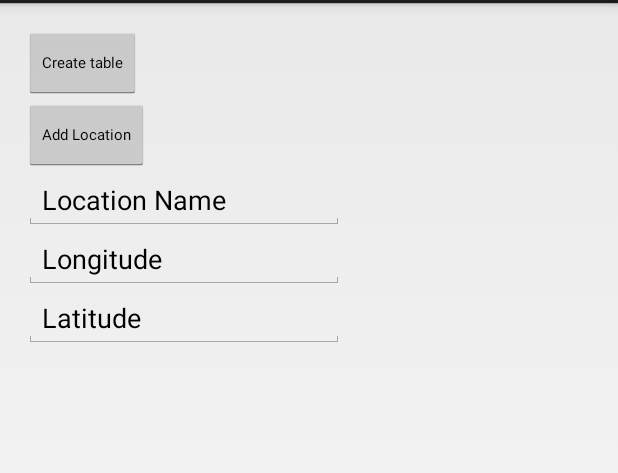
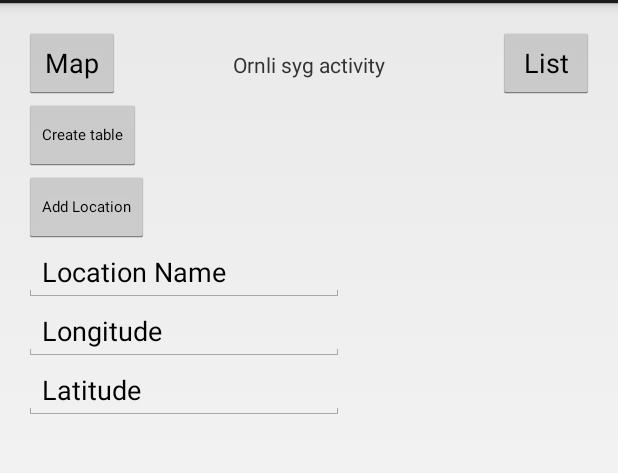
Before and after one commit to mathiasj64/4_AN_ExamApp, an Android app: the screen it shows after launch (MainActivity), after a tap on "Add Location", on a phone screen of 412 x 824 dp, the part 69-542 px from its top. Run offline under Robolectric (Android 15) with nearby library versions, the phone set to English and light mode, and no system bars; libraries missing offline, so code that uses them is left out: com.amitshekhar; 8 statements that could not run were skipped; 3 other taps on this screen came first.

Commit message:
Added fragments

```diff
--- a/app/build.gradle
+++ b/app/build.gradle
@@ -3,12 +3,12 @@ apply plugin: 'kotlin-android'
 apply plugin: 'kotlin-android-extensions'
 
 android {
-    compileSdkVersion 23
+    compileSdkVersion 25
     buildToolsVersion '25.0.0'
     defaultConfig {
         applicationId "dk.cphbusiness.template"
         minSdkVersion 16
-        targetSdkVersion 23
+        targetSdkVersion 25
         versionCode 1
         versionName "1.0"
         testInstrumentationRunner "android.support.test.runner.AndroidJUnitRunner"
@@ -33,6 +33,8 @@ dependencies {
     compile 'com.android.support:appcompat-v7:23.4.0'
     compile "org.jetbrains.anko:anko-sdk15:$anko_version" // sdk15, sdk19, sdk21, sdk23 are available
     compile "org.jetbrains.anko:anko-sqlite:$anko_version"
+    compile 'com.google.android.gms:play-services-maps:10.2.1'
+    compile "com.android.support:design:$support_version"
     debugCompile 'com.amitshekhar.android:debug-db:1.0.0'
     testCompile 'junit:junit:4.12'
     compile "org.jetbrains.kotlin:kotlin-stdlib:$kotlin_version"
--- a/app/src/main/java/dk/cphbusiness/template/MainActivity.kt
+++ b/app/src/main/java/dk/cphbusiness/template/MainActivity.kt
@@ -16,76 +16,24 @@ class MainActivity : Activity() {
     override fun onCreate(savedInstanceState: Bundle?) {
         super.onCreate(savedInstanceState)
         setContentView(R.layout.activity_main)
-        //message.text = "A Kotlin Activity"
 
-        buttonCreateTable.setOnClickListener {
-            toast("Table created")
-            createTable()
+        if (savedInstanceState == null)
+        {
+            fragmentManager.beginTransaction().replace(R.id.contentFrame, MapFragment()).commit()
         }
 
-        buttonAddLocation.setOnClickListener {
-            addLocation()
-        }
+        goToMap.setOnClickListener { replaceWithMap() }
+        goToList.setOnClickListener { replaceWithList() }
+
     }
 
-    fun createTable() {
-        Log.d("DebugDatabase", "DebugDatabaseAddress" + DebugDB.getAddressLog())
-
-        val DBCtrl: DBController = DBController.instance
-
-        val DB = DBCtrl.getWritableDatabase()
-
-        DBCtrl.SQLcreateTable(DB)
-
-        updateList()
-        //UPDATEMAP
+    fun replaceWithList()
+    {
+        fragmentManager.beginTransaction().replace(R.id.contentFrame, ListFragment()).commit()
     }
 
-    fun addLocation() {
-        Log.d("DebugDatabase", "DebugDatabaseAddress" + DebugDB.getAddressLog())
-
-        val DBCtrl: DBController = DBController.instance
-
-        val DB = DBCtrl.getWritableDatabase()
-
-        var locationNameString: String = inputLocationName.getText().toString()
-
-        var latitudeString: String = inputLatitude.getText().toString()
-
-        var longitudeString: String = inputLongitude.getText().toString()
-
-        //Kotlins koncatenation er bedre end Javas
-        toast("Name: $locationNameString Latitude: $latitudeString Longitude: $longitudeString")
-
-        DBCtrl.SQLaddLocation(DB, locationNameString, latitudeString, longitudeString)
-
-        updateList()
-        //UPDATEMAP
-    }
-
-    /*fun getLocations() {
-        Log.d("DebugDatabase", "DegubDatabaseAddress" + DebugDB.getAddressLog())
-
-        val DBCtrl: DBController = DBController.instance
-
-        val DB = DBCtrl.getReadableDatabase()
-
-        toast("testGET")
-
-        textLocations.setText(DBCtrl.SQLGetLocation(DB))
-
-        updateList()
-        //UPDATEMAP
-    }*/
-
-    fun updateList() {
-        val DBCtrl: DBController = DBController.instance
-
-        Log.d("DBController", "DBController test")
-
-        Log.d("DBController", DBCtrl.getAdapterLocations().toString())
-
-        listView1.adapter = LocationAdapter(DBCtrl.getAdapterLocations())
+    fun replaceWithMap() {
+        fragmentManager.beginTransaction().replace(R.id.contentFrame, MapFragment()).commit()
     }
 
 }
--- /dev/null
+++ b/app/src/main/java/dk/cphbusiness/template/MapFragment.kt
@@ -0,0 +1,58 @@
+package dk.cphbusiness.template
+
+import android.app.Fragment
+import android.os.Build
+import android.os.Bundle
+import android.support.annotation.RequiresApi
+import android.view.LayoutInflater
+import android.view.View
+import android.view.ViewGroup
+import com.google.android.gms.maps.*
+import com.google.android.gms.maps.model.CameraPosition
+import com.google.android.gms.maps.model.LatLng
+import com.google.android.gms.maps.model.MarkerOptions
+
+/**
+ * Created by Philip on 18-05-2017.
+ */
+
+class MapFragment : Fragment(), OnMapReadyCallback {
+
+    internal var mGoogleMap: GoogleMap? = null
+    internal var mMapView: MapView? = null
+    internal var mView: View? = null
+
+    override fun onCreate(savedInstanceState: Bundle?) {
+        super.onCreate(savedInstanceState)
+    }
+
+    override fun onCreateView(inflater: LayoutInflater, container: ViewGroup?, savedInstanceState: Bundle?): View? {
+        mView = inflater.inflate(R.layout.fragment_map, container, false)
+        return mView
+    }
+
+    override fun onViewCreated(view: View, savedInstanceState: Bundle?) {
+        super.onViewCreated(view, savedInstanceState)
+
+
+        // mView!! betyder at mView ikke må returneres som null
+
+        mMapView = mView!!.findViewById(R.id.map) as MapView
+        if (mMapView != null) {
+            mMapView!!.onCreate(null)
+            mMapView!!.onResume()
+            mMapView!!.getMapAsync(this)
+        }
+    }
+
+    @RequiresApi(api = Build.VERSION_CODES.M)
+    override fun onMapReady(googleMap: GoogleMap) {
+        MapsInitializer.initialize(context)
+
+        mGoogleMap = googleMap
+        googleMap.setMapType(GoogleMap.MAP_TYPE_NORMAL)
+        googleMap.addMarker(MarkerOptions().position(LatLng(55.794614, 12.461796)).title("Virum").snippet("2830 SWAG"))
+        val Virum = CameraPosition.builder().target(LatLng(55.794614, 12.461796)).zoom(16F).bearing(0F).tilt(0F).build()
+        googleMap.moveCamera(CameraUpdateFactory.newCameraPosition(Virum))
+    }
+}
--- a/app/src/main/res/layout/activity_main.xml
+++ b/app/src/main/res/layout/activity_main.xml
@@ -12,70 +12,42 @@
     android:paddingTop="@dimen/activity_vertical_margin"
     tools:context="dk.cphbusiness.template.MainActivity">
 
-    <LinearLayout
+    <FrameLayout
+        android:id="@+id/contentFrame"
         android:layout_width="match_parent"
         android:layout_height="match_parent"
-        android:orientation="vertical"
+        android:layout_alignParentBottom="true"
+        android:layout_alignParentLeft="true"
+        android:layout_alignParentStart="true"
+        android:layout_below="@+id/goToMap">
+
+    </FrameLayout>
+
+    <Button
+        android:id="@+id/goToMap"
+        android:layout_width="wrap_content"
+        android:layout_height="wrap_content"
+        android:text="Map"
         android:layout_alignParentTop="true"
         android:layout_alignParentLeft="true"
-        android:layout_alignParentStart="true">
+        android:layout_alignParentStart="true" />
 
     <Button
-            android:id="@+id/buttonCreateTable"
+        android:id="@+id/goToList"
         android:layout_width="wrap_content"
         android:layout_height="wrap_content"
-            android:layout_alignParentTop="true"
-            android:layout_centerHorizontal="true"
-            android:text="Create table"
-            android:textSize="10sp" />
+        android:layout_alignBottom="@+id/goToMap"
+        android:layout_alignParentEnd="true"
+        android:layout_alignParentRight="true"
+        android:text="List" />
 
-        <Button
-            android:id="@+id/buttonAddLocation"
+    <TextView
+        android:id="@+id/textView"
         android:layout_width="wrap_content"
         android:layout_height="wrap_content"
-            android:layout_below="@+id/inputLongitude"
+        android:layout_alignBottom="@+id/goToList"
         android:layout_centerHorizontal="true"
-            android:text="Add Location"
-            android:textSize="10sp" />
-
-        <EditText
-            android:id="@+id/inputLocationName"
-            android:layout_width="wrap_content"
-            android:layout_height="wrap_content"
-            android:layout_alignLeft="@+id/inputLongitude"
-            android:layout_alignStart="@+id/inputLongitude"
-            android:layout_below="@+id/buttonCreateTable"
-            android:ems="10"
-            android:inputType="textPersonName"
-            android:text="Location Name" />
-
-        <EditText
-            android:id="@+id/inputLongitude"
-            android:layout_width="wrap_content"
-            android:layout_height="wrap_content"
-            android:layout_alignLeft="@+id/inputLatitude"
-            android:layout_alignStart="@+id/inputLatitude"
-            android:layout_below="@+id/inputLatitude"
-            android:ems="10"
-            android:inputType="textPersonName"
-            android:text="Longitude" />
-
-        <EditText
-            android:id="@+id/inputLatitude"
-            android:layout_width="wrap_content"
-            android:layout_height="wrap_content"
-            android:layout_below="@+id/inputLocationName"
-            android:layout_centerHorizontal="true"
-            android:ems="10"
-            android:inputType="textPersonName"
-            android:text="Latitude" />
-
-        <ListView
-            android:id="@+id/listView1"
-            android:layout_width="match_parent"
-            android:layout_height="match_parent"
-            android:choiceMode="singleChoice"
-            tools:listSelector="@android:color/holo_blue_bright" />
-    </LinearLayout>
+        android:layout_marginBottom="13dp"
+        android:text="Ornli syg activity" />
 
 </RelativeLayout>
--- /dev/null
+++ b/app/src/main/res/layout/fragment_list.xml
@@ -0,0 +1,71 @@
+<?xml version="1.0" encoding="utf-8"?>
+<LinearLayout xmlns:android="http://schemas.android.com/apk/res/android"
+    android:orientation="vertical" android:layout_width="match_parent"
+    android:layout_height="match_parent">
+
+    <LinearLayout
+        android:layout_width="match_parent"
+        android:layout_height="match_parent"
+        android:orientation="vertical"
+        android:layout_alignParentTop="true"
+        android:layout_alignParentLeft="true"
+        android:layout_alignParentStart="true">
+
+        <Button
+            android:id="@+id/buttonCreateTable"
+            android:layout_width="wrap_content"
+            android:layout_height="wrap_content"
+            android:layout_alignParentTop="true"
+            android:layout_centerHorizontal="true"
+            android:text="Create table"
+            android:textSize="10sp" />
+
+        <Button
+            android:id="@+id/buttonAddLocation"
+            android:layout_width="wrap_content"
+            android:layout_height="wrap_content"
+            android:layout_below="@+id/inputLongitude"
+            android:layout_centerHorizontal="true"
+            android:text="Add Location"
+            android:textSize="10sp" />
+
+        <EditText
+            android:id="@+id/inputLocationName"
+            android:layout_width="wrap_content"
+            android:layout_height="wrap_content"
+            android:layout_alignLeft="@+id/inputLongitude"
+            android:layout_alignStart="@+id/inputLongitude"
+            android:layout_below="@+id/buttonCreateTable"
+            android:ems="10"
+            android:inputType="textPersonName"
+            android:text="Location Name" />
+
+        <EditText
+            android:id="@+id/inputLongitude"
+            android:layout_width="wrap_content"
+            android:layout_height="wrap_content"
+            android:layout_alignLeft="@+id/inputLatitude"
+            android:layout_alignStart="@+id/inputLatitude"
+            android:layout_below="@+id/inputLatitude"
+            android:ems="10"
+            android:inputType="textPersonName"
+            android:text="Longitude" />
+
+        <EditText
+            android:id="@+id/inputLatitude"
+            android:layout_width="wrap_content"
+            android:layout_height="wrap_content"
+            android:layout_below="@+id/inputLocationName"
+            android:layout_centerHorizontal="true"
+            android:ems="10"
+            android:inputType="textPersonName"
+            android:text="Latitude" />
+
+        <ListView
+            android:id="@+id/listView1"
+            android:layout_width="match_parent"
+            android:layout_height="match_parent"
+            android:choiceMode="singleChoice"/>
+    </LinearLayout>
+
+</LinearLayout>
```
Also changed, not shown: app/src/main/AndroidManifest.xml (+13 -1 lines), app/src/main/java/dk/cphbusiness/template/ListFragment.kt (added, +85 -0 lines), app/src/main/res/layout/fragment_map.xml (added, +11 -0 lines). Lines whose indentation alone changed are shown as unchanged.
